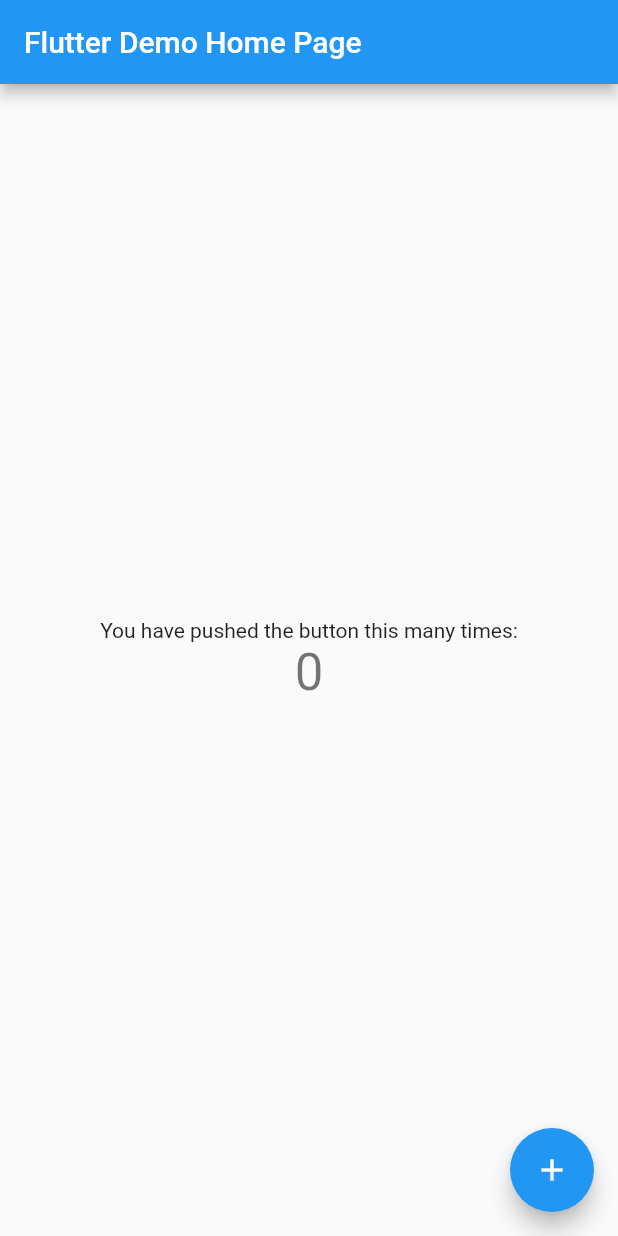
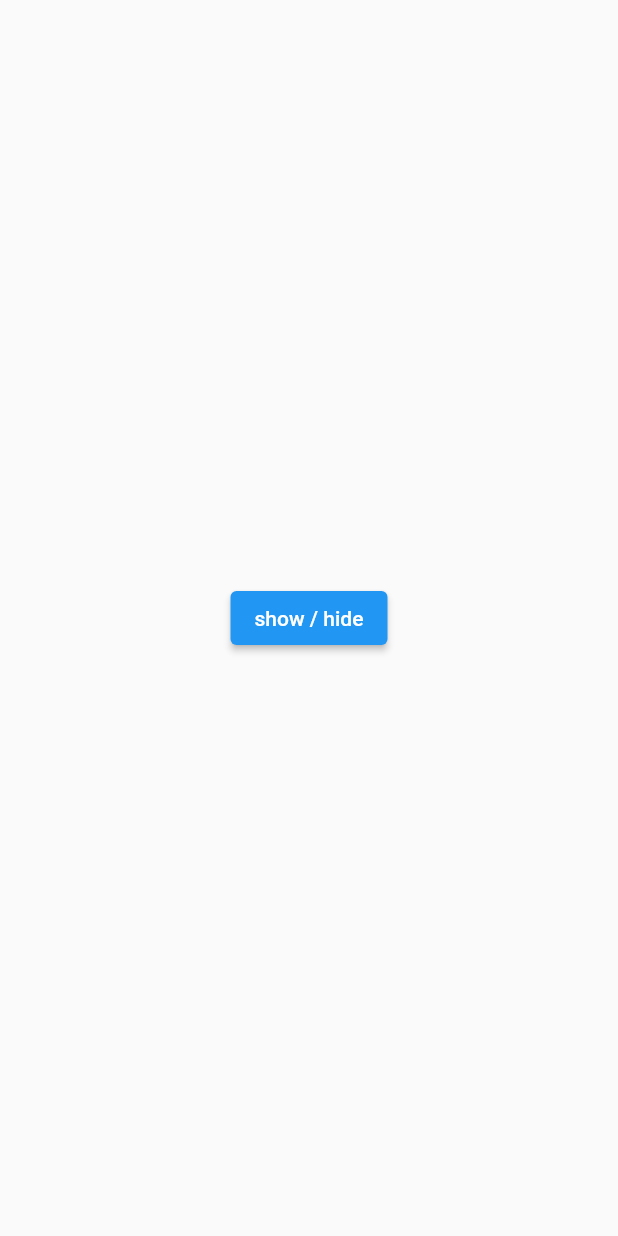
Before and after one commit to homedogheavy/flutter_desktop_macos_agent_app, a Flutter app: the screen it shows after launch, on a phone screen of 412 x 824 dp. Run offline on Flutter 3.47's test engine with Material 2 defaults, Android fonts, the phone set to English and light mode, and no system bars; missing offline and left inert: window_manager; statements that could not run were skipped.

Commit message:
ウィンドウをhideしたりshowしたり

```diff
--- a/lib/home.dart
+++ b/lib/home.dart
@@ -0,0 +1,46 @@
+import 'package:flutter/cupertino.dart';
+import 'package:flutter/material.dart';
+import 'package:window_manager/window_manager.dart';
+
+final windowManager = WindowManager.instance;
+
+class HomePage extends StatefulWidget {
+  const HomePage({Key? key}) : super(key: key);
+
+  @override
+  _HomePageState createState() => _HomePageState();
+}
+
+class _HomePageState extends State<HomePage> with WindowListener {
+  @override
+  void initState() {
+    windowManager.addListener(this);
+    super.initState();
+  }
+
+  @override
+  void dispose() {
+    windowManager.removeListener(this);
+    super.dispose();
+  }
+
+  @override
+  Widget build(BuildContext context) {
+    return Scaffold(
+      body: Center(
+        child: ElevatedButton(
+          child: const Text('show / hide'),
+          style: ElevatedButton.styleFrom(
+            primary: Colors.blue,
+            onPrimary: Colors.white,
+          ),
+          onPressed: () async {
+            windowManager.hide();
+            await Future.delayed(const Duration(seconds: 2));
+            windowManager.show();
+          },
+        ),
+      ),
+    );
+  }
+}
--- a/lib/main.dart
+++ b/lib/main.dart
@@ -1,115 +1,25 @@
 import 'package:flutter/material.dart';
+import 'package:flutter_desktop_macos_agent_app/home.dart';
+import 'package:window_manager/window_manager.dart';
 
-void main() {
+void main() async {
+  WidgetsFlutterBinding.ensureInitialized();
+  await WindowManager.instance.ensureInitialized();
+
   runApp(const MyApp());
 }
 
 class MyApp extends StatelessWidget {
   const MyApp({Key? key}) : super(key: key);
 
-  // This widget is the root of your application.
   @override
   Widget build(BuildContext context) {
     return MaterialApp(
-      title: 'Flutter Demo',
+      title: 'Demo',
       theme: ThemeData(
-        // This is the theme of your application.
-        //
-        // Try running your application with "flutter run". You'll see the
-        // application has a blue toolbar. Then, without quitting the app, try
-        // changing the primarySwatch below to Colors.green and then invoke
-        // "hot reload" (press "r" in the console where you ran "flutter run",
-        // or simply save your changes to "hot reload" in a Flutter IDE).
-        // Notice that the counter didn't reset back to zero; the application
-        // is not restarted.
         primarySwatch: Colors.blue,
       ),
-      home: const MyHomePage(title: 'Flutter Demo Home Page'),
+      home: const HomePage(),
     );
   }
 }
-
-class MyHomePage extends StatefulWidget {
-  const MyHomePage({Key? key, required this.title}) : super(key: key);
-
-  // This widget is the home page of your application. It is stateful, meaning
-  // that it has a State object (defined below) that contains fields that affect
-  // how it looks.
-
-  // This class is the configuration for the state. It holds the values (in this
-  // case the title) provided by the parent (in this case the App widget) and
-  // used by the build method of the State. Fields in a Widget subclass are
-  // always marked "final".
-
-  final String title;
-
-  @override
-  State<MyHomePage> createState() => _MyHomePageState();
-}
-
-class _MyHomePageState extends State<MyHomePage> {
-  int _counter = 0;
-
-  void _incrementCounter() {
-    setState(() {
-      // This call to setState tells the Flutter framework that something has
-      // changed in this State, which causes it to rerun the build method below
-      // so that the display can reflect the updated values. If we changed
-      // _counter without calling setState(), then the build method would not be
-      // called again, and so nothing would appear to happen.
-      _counter++;
-    });
-  }
-
-  @override
-  Widget build(BuildContext context) {
-    // This method is rerun every time setState is called, for instance as done
-    // by the _incrementCounter method above.
-    //
-    // The Flutter framework has been optimized to make rerunning build methods
-    // fast, so that you can just rebuild anything that needs updating rather
-    // than having to individually change instances of widgets.
-    return Scaffold(
-      appBar: AppBar(
-        // Here we take the value from the MyHomePage object that was created by
-        // the App.build method, and use it to set our appbar title.
-        title: Text(widget.title),
-      ),
-      body: Center(
-        // Center is a layout widget. It takes a single child and positions it
-        // in the middle of the parent.
-        child: Column(
-          // Column is also a layout widget. It takes a list of children and
-          // arranges them vertically. By default, it sizes itself to fit its
-          // children horizontally, and tries to be as tall as its parent.
-          //
-          // Invoke "debug painting" (press "p" in the console, choose the
-          // "Toggle Debug Paint" action from the Flutter Inspector in Android
-          // Studio, or the "Toggle Debug Paint" command in Visual Studio Code)
-          // to see the wireframe for each widget.
-          //
-          // Column has various properties to control how it sizes itself and
-          // how it positions its children. Here we use mainAxisAlignment to
-          // center the children vertically; the main axis here is the vertical
-          // axis because Columns are vertical (the cross axis would be
-          // horizontal).
-          mainAxisAlignment: MainAxisAlignment.center,
-          children: <Widget>[
-            const Text(
-              'You have pushed the button this many times:',
-            ),
-            Text(
-              '$_counter',
-              style: Theme.of(context).textTheme.headline4,
-            ),
-          ],
-        ),
-      ),
-      floatingActionButton: FloatingActionButton(
-        onPressed: _incrementCounter,
-        tooltip: 'Increment',
-        child: const Icon(Icons.add),
-      ), // This trailing comma makes auto-formatting nicer for build methods.
-    );
-  }
-}
--- a/pubspec.yaml
+++ b/pubspec.yaml
@@ -34,6 +34,11 @@ dependencies:
   # The following adds the Cupertino Icons font to your application.
   # Use with the CupertinoIcons class for iOS style icons.
   cupertino_icons: ^1.0.2
+
+  window_manager:
+    git:
+      url: https://github.com/leanflutter/window_manager.git
+      ref: main
 
 dev_dependencies:
   flutter_test:
```
Also changed, not shown: pubspec.lock, 6 other files.
